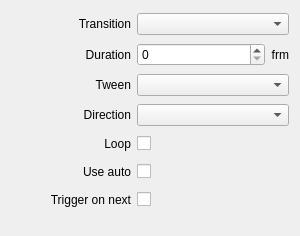
Qt form src/Widgets/Inspector/InspectorAudioWidget.ui (CasparCG/client) before a commit.
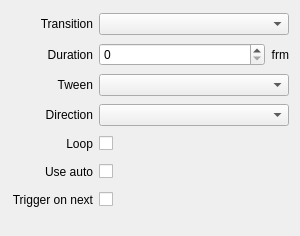
The same form after that commit.

Commit message: Remove minimumSize constraint from labels

```diff
--- a/src/Widgets/Inspector/InspectorAudioWidget.ui
+++ b/src/Widgets/Inspector/InspectorAudioWidget.ui
@@ -86,12 +86,6 @@
    </item>
    <item row="5" column="0">
     <widget class="QLabel" name="labelUseAuto">
-     <property name="minimumSize">
-      <size>
-       <width>120</width>
-       <height>0</height>
-      </size>
-     </property>
      <property name="text">
       <string>Use auto</string>
      </property>
@@ -102,12 +96,6 @@
    </item>
    <item row="6" column="0">
     <widget class="QLabel" name="labelTriggerOnNext">
-     <property name="minimumSize">
-      <size>
-       <width>120</width>
-       <height>0</height>
-      </size>
-     </property>
      <property name="text">
       <string>Trigger on next</string>
      </property>
@@ -128,12 +116,6 @@
    </item>
    <item row="3" column="0">
     <widget class="QLabel" name="labelDirection">
-     <property name="minimumSize">
-      <size>
-       <width>120</width>
-       <height>0</height>
-      </size>
-     </property>
      <property name="text">
       <string>Direction</string>
      </property>
@@ -144,12 +126,6 @@
    </item>
    <item row="1" column="0">
     <widget class="QLabel" name="labelTransitionDuration">
-     <property name="minimumSize">
-      <size>
-       <width>120</width>
-       <height>0</height>
-      </size>
-     </property>
      <property name="text">
       <string>Duration</string>
      </property>
@@ -187,12 +163,6 @@
    </item>
    <item row="0" column="0">
     <widget class="QLabel" name="labelTransition">
-     <property name="minimumSize">
-      <size>
-       <width>120</width>
-       <height>0</height>
-      </size>
-     </property>
      <property name="text">
       <string>Transition</string>
      </property>
@@ -203,12 +173,6 @@
    </item>
    <item row="2" column="0">
     <widget class="QLabel" name="labelTween">
-     <property name="minimumSize">
-      <size>
-       <width>120</width>
-       <height>0</height>
-      </size>
-     </property>
      <property name="text">
       <string>Tween</string>
      </property>
@@ -229,12 +193,6 @@
    </item>
    <item row="4" column="0">
     <widget class="QLabel" name="labelLoop">
-     <property name="minimumSize">
-      <size>
-       <width>120</width>
-       <height>0</height>
-      </size>
-     </property>
      <property name="text">
       <string>Loop</string>
      </property>
```
The commit also changes 53 other files.
